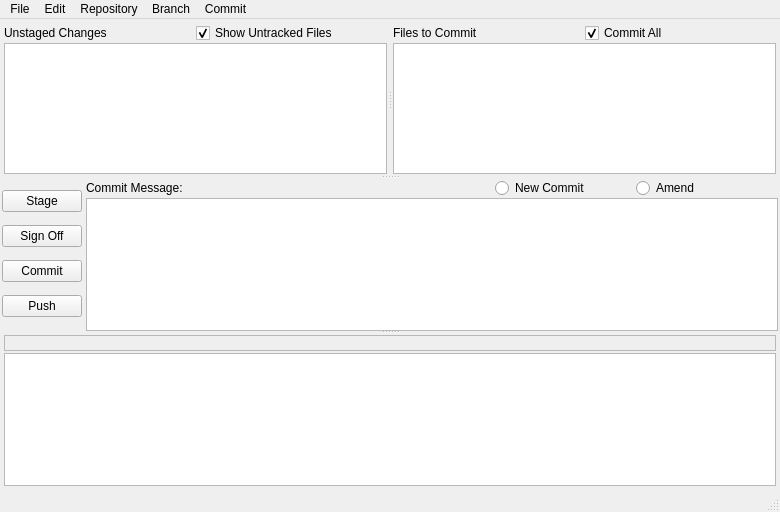
First picture: the form in ui/Window.ui, repository git-cola/git-cola, before the edit.
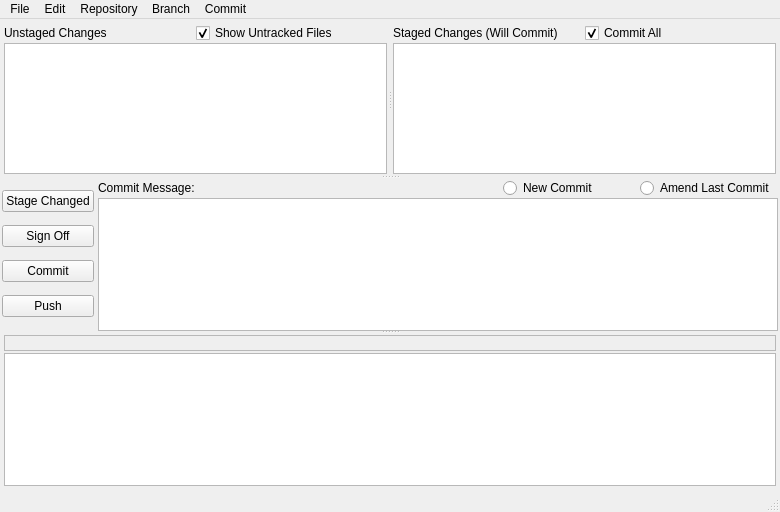
Second picture: the form after the edit.

```diff
--- a/ui/Window.ui
+++ b/ui/Window.ui
@@ -116,7 +116,7 @@
             <item>
              <widget class="QLabel" name="label_2" >
               <property name="text" >
-               <string>Files to Commit</string>
+               <string>Staged Changes (Will Commit)</string>
               </property>
              </widget>
             </item>
@@ -191,7 +191,7 @@
 from the "Unstaged Changes" list.</string>
              </property>
              <property name="text" >
-              <string>Stage</string>
+              <string>Stage Changed</string>
              </property>
              <property name="flat" >
               <bool>false</bool>
@@ -285,7 +285,7 @@
 the most recent commit is amended with contents of the next commit.</string>
                </property>
                <property name="text" >
-                <string>Amend</string>
+                <string>Amend Last Commit</string>
                </property>
               </widget>
              </item>
```
Left out of the diff: 12 changed lines with no effect on the pictures.
